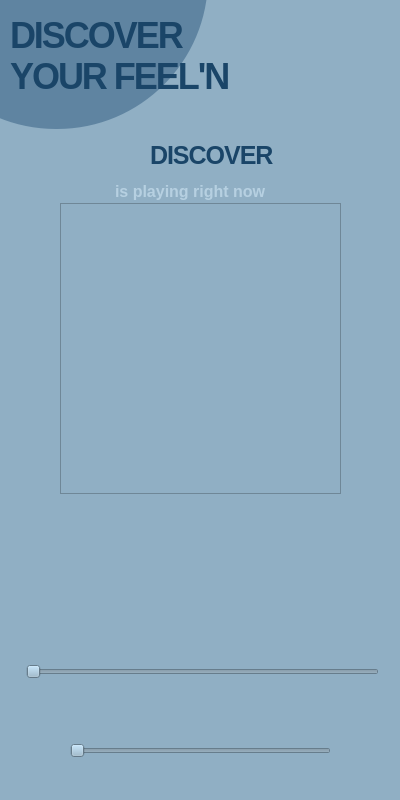
Old version of the form Audio_pj/mainwindow.ui in the repository Kasitphoom/Audio_EQ.
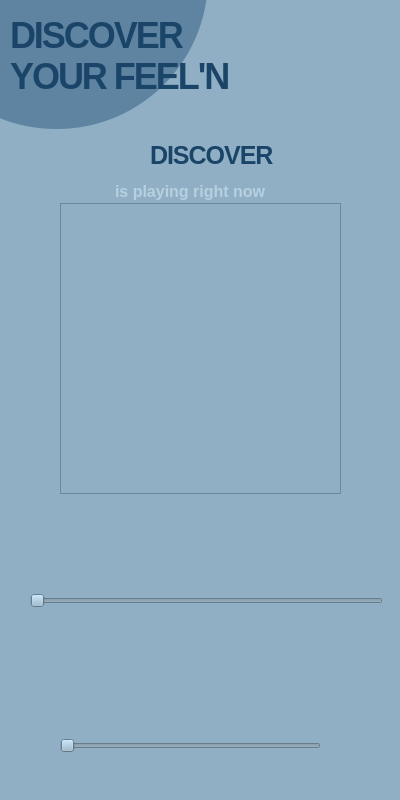
New version of the form. Icons and pictures are not drawn.

The edit to the form file:
```diff
--- a/Audio_pj/mainwindow.ui
+++ b/Audio_pj/mainwindow.ui
@@ -112,8 +112,8 @@
    <widget class="QPushButton" name="pushButton">
     <property name="geometry">
      <rect>
-      <x>298</x>
-      <y>600</y>
+      <x>302</x>
+      <y>529</y>
       <width>28</width>
       <height>28</height>
      </rect>
@@ -148,8 +148,8 @@
    <widget class="QPushButton" name="pushButton_2">
     <property name="geometry">
      <rect>
-      <x>222</x>
-      <y>600</y>
+      <x>226</x>
+      <y>529</y>
       <width>28</width>
       <height>28</height>
      </rect>
@@ -178,8 +178,8 @@
    <widget class="QPushButton" name="pushButton_3">
     <property name="geometry">
      <rect>
-      <x>146</x>
-      <y>600</y>
+      <x>150</x>
+      <y>529</y>
       <width>28</width>
       <height>28</height>
      </rect>
@@ -208,8 +208,8 @@
    <widget class="QPushButton" name="pushButton_4">
     <property name="geometry">
      <rect>
-      <x>70</x>
-      <y>600</y>
+      <x>74</x>
+      <y>529</y>
       <width>28</width>
       <height>28</height>
      </rect>
@@ -258,7 +258,7 @@
     <property name="geometry">
      <rect>
       <x>110</x>
-      <y>690</y>
+      <y>650</y>
       <width>30</width>
       <height>30</height>
      </rect>
@@ -288,7 +288,7 @@
     <property name="geometry">
      <rect>
       <x>186</x>
-      <y>690</y>
+      <y>650</y>
       <width>30</width>
       <height>30</height>
      </rect>
@@ -318,7 +318,7 @@
     <property name="geometry">
      <rect>
       <x>262</x>
-      <y>690</y>
+      <y>650</y>
       <width>30</width>
       <height>30</height>
      </rect>
@@ -373,8 +373,8 @@
    <widget class="QSlider" name="horizontalSlider">
     <property name="geometry">
      <rect>
-      <x>26</x>
-      <y>661</y>
+      <x>30</x>
+      <y>590</y>
       <width>353</width>
       <height>22</height>
      </rect>
@@ -424,8 +424,8 @@
    <widget class="QSlider" name="horizontalSlider_2">
     <property name="geometry">
      <rect>
-      <x>70</x>
-      <y>740</y>
+      <x>60</x>
+      <y>735</y>
       <width>261</width>
       <height>22</height>
      </rect>
@@ -437,8 +437,8 @@
    <widget class="QFrame" name="frame_2">
     <property name="geometry">
      <rect>
-      <x>30</x>
-      <y>735</y>
+      <x>20</x>
+      <y>730</y>
       <width>31</width>
       <height>31</height>
      </rect>
@@ -461,8 +461,8 @@
    <widget class="QFrame" name="frame_3">
     <property name="geometry">
      <rect>
-      <x>340</x>
-      <y>735</y>
+      <x>330</x>
+      <y>730</y>
       <width>31</width>
       <height>31</height>
      </rect>
```
